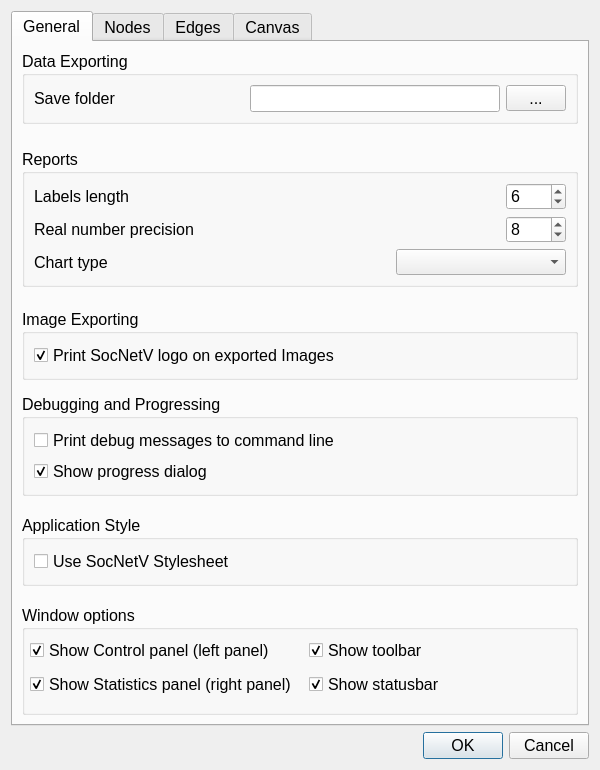
Qt form src/forms/dialogsettings.ui (socnetv/app) before a commit.
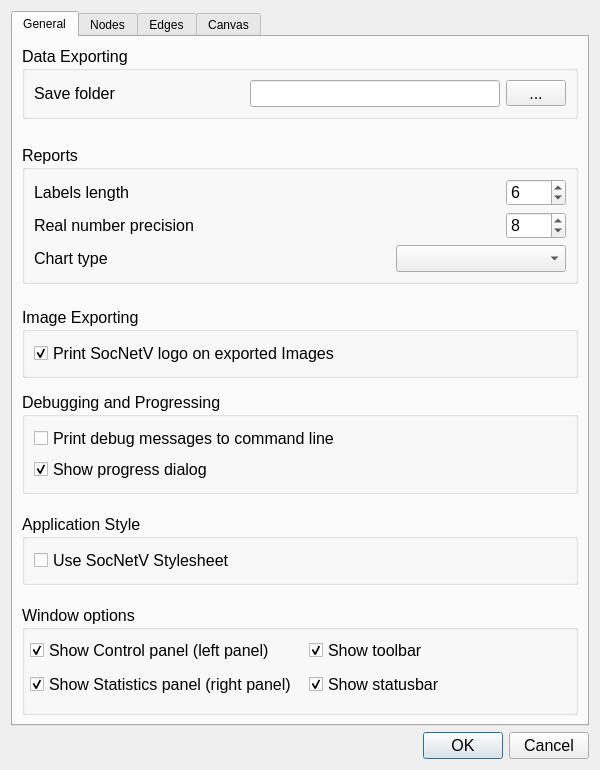
The same form after that commit.

Commit message: fixed pointsizes in macos

The edit to the form file:
```diff
--- a/src/forms/dialogsettings.ui
+++ b/src/forms/dialogsettings.ui
@@ -22,11 +22,6 @@
     <height>800</height>
    </size>
   </property>
-  <property name="font">
-   <font>
-    <pointsize>9</pointsize>
-   </font>
-  </property>
   <property name="windowTitle">
    <string>Settings &amp; Preferences</string>
   </property>
@@ -42,7 +37,6 @@
      <property name="font">
       <font>
        <family>Ubuntu</family>
-       <pointsize>12</pointsize>
       </font>
      </property>
      <property name="currentIndex">
```
The commit also changes 15 other files.
